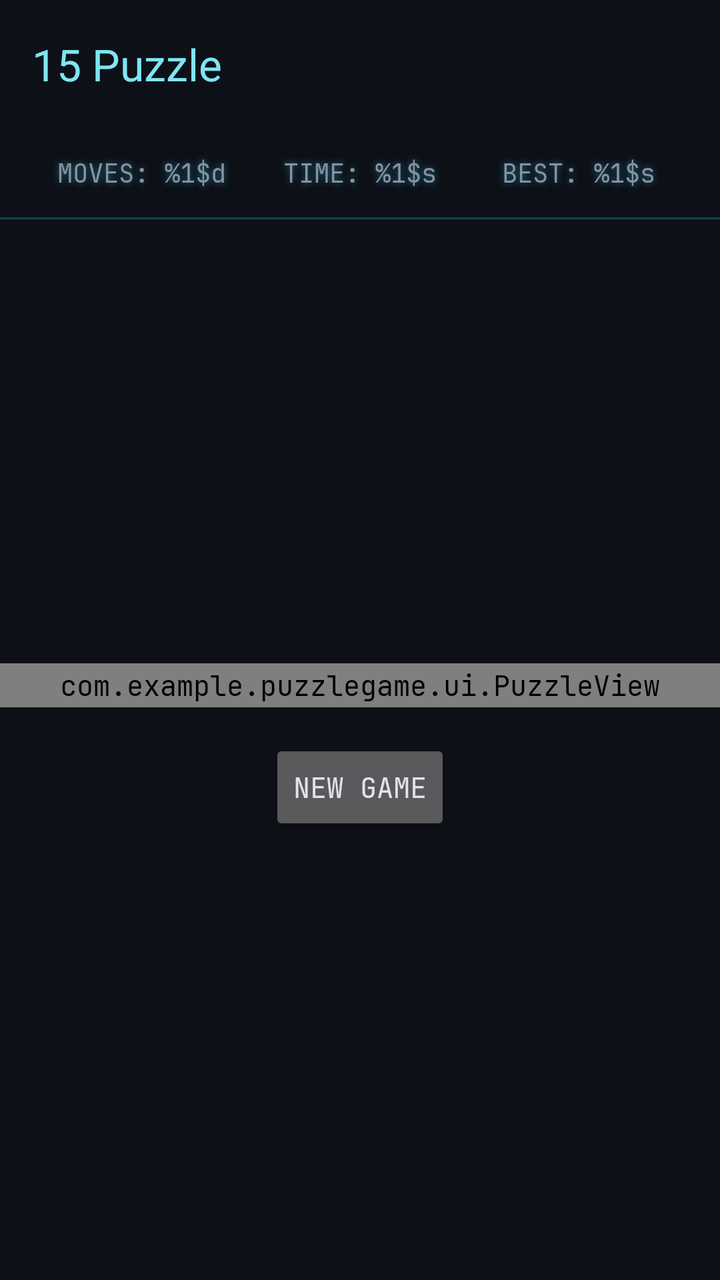
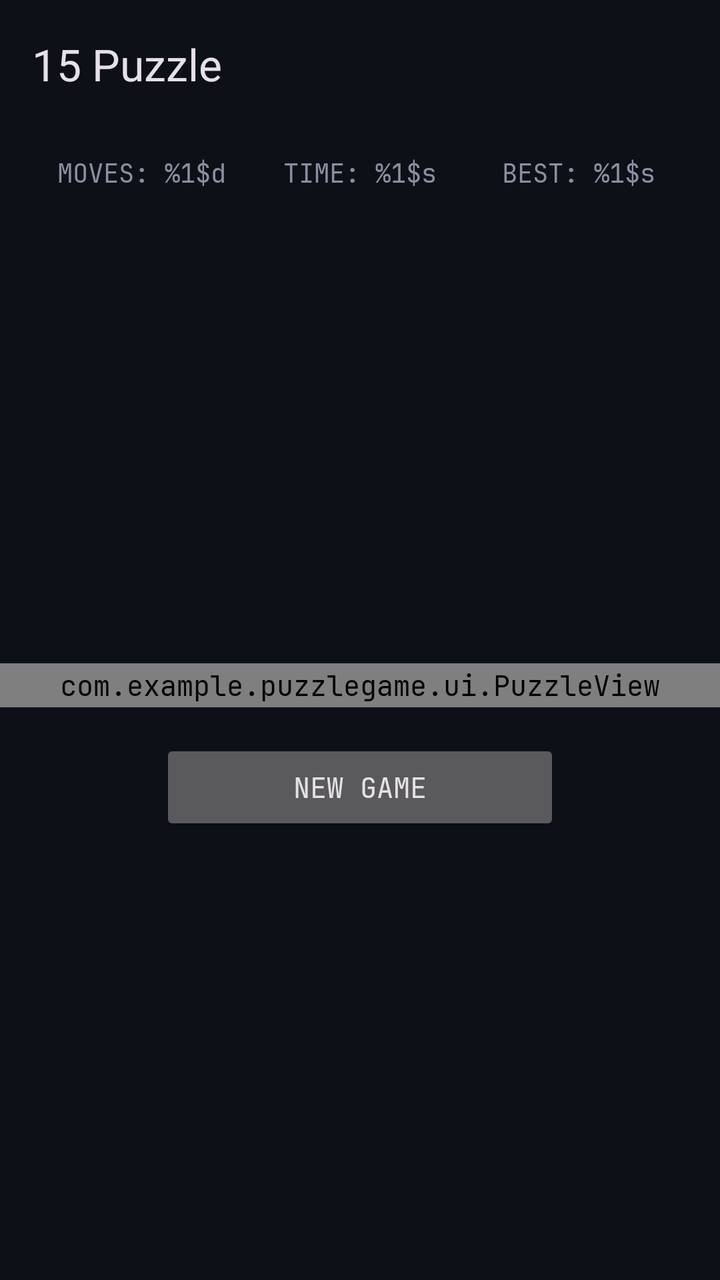

The first picture is an Android layout as it rendered before a commit; the second is the same layout after the commit. The layout source and the unified diff follow.
<!-- AndroidManifest.xml: application theme Theme.PuzzleGame -->
<!-- res/layout/activity_main.xml -->
<?xml version="1.0" encoding="utf-8"?>
<LinearLayout xmlns:android="http://schemas.android.com/apk/res/android"
    xmlns:app="http://schemas.android.com/apk/res-auto"
    android:id="@+id/root"
    android:layout_width="match_parent"
    android:layout_height="match_parent"
    android:orientation="vertical">

    <androidx.appcompat.widget.Toolbar
        android:id="@+id/toolbar"
        android:layout_width="match_parent"
        android:layout_height="?attr/actionBarSize"
        android:background="?android:colorBackground"
        app:title="@string/app_name"
        app:titleTextColor="@color/title_text" />

    <LinearLayout
        android:layout_width="match_parent"
        android:layout_height="wrap_content"
        android:gravity="center_vertical"
        android:orientation="horizontal"
        android:paddingStart="16dp"
        android:paddingEnd="16dp"
        android:paddingTop="12dp"
        android:paddingBottom="12dp">

        <TextView
            android:id="@+id/moves_text"
            android:layout_width="0dp"
            android:layout_height="wrap_content"
            android:layout_weight="1"
            android:gravity="center"
            android:text="@string/moves"
            android:textColor="@color/text_secondary"
            android:textSize="13sp"
            android:shadowColor="#8022D3EE"
            android:shadowDx="0"
            android:shadowDy="0"
            android:shadowRadius="8" />

        <TextView
            android:id="@+id/time_text"
            android:layout_width="0dp"
            android:layout_height="wrap_content"
            android:layout_weight="1"
            android:gravity="center"
            android:text="@string/time"
            android:textColor="@color/text_secondary"
            android:textSize="13sp"
            android:shadowColor="#8022D3EE"
            android:shadowDx="0"
            android:shadowDy="0"
            android:shadowRadius="8" />

        <TextView
            android:id="@+id/best_text"
            android:layout_width="0dp"
            android:layout_height="wrap_content"
            android:layout_weight="1"
            android:gravity="center"
            android:text="@string/best"
            android:textColor="@color/text_secondary"
            android:textSize="13sp"
            android:shadowColor="#8022D3EE"
            android:shadowDx="0"
            android:shadowDy="0"
            android:shadowRadius="8" />
    </LinearLayout>

    <View
        android:layout_width="match_parent"
        android:layout_height="1dp"
        android:background="@color/accent_divider" />

    <LinearLayout
        android:layout_width="match_parent"
        android:layout_height="0dp"
        android:layout_weight="1"
        android:gravity="center"
        android:orientation="vertical">

        <com.example.puzzlegame.ui.PuzzleView
            android:id="@+id/puzzle_view"
            android:layout_width="match_parent"
            android:layout_height="wrap_content" />

        <Button
            android:id="@+id/new_game_button"
            android:layout_width="wrap_content"
            android:layout_height="wrap_content"
            android:layout_marginTop="16dp"
            android:text="@string/new_game" />
    </LinearLayout>

</LinearLayout>
<!-- resources referenced by this layout -->
<resources>
  <color name="accent_divider">#4022D3EE</color>
  <color name="text_secondary">#8A90A0</color>
  <color name="title_text">#7EE6F0</color>
  <string name="app_name">15 Puzzle</string>
  <string name="best">BEST: %1$s</string>
  <string name="moves">MOVES: %1$d</string>
  <string name="new_game">New Game</string>
  <string name="time">TIME: %1$s</string>
  <style name="Theme.PuzzleGame" parent="Base.Theme.PuzzleGame" />
  <style name="Base.Theme.PuzzleGame" parent="Theme.Material3.Dark.NoActionBar">
          <item name="android:fontFamily">@font/jetbrains_mono</item>
          <item name="colorPrimary">@color/primary</item>
          <item name="colorOnPrimary">@color/on_primary</item>
          <item name="android:colorBackground">@color/background</item>
          <item name="colorSurface">@color/surface</item>
          <item name="colorOnSurface">@color/text_primary</item>
          <item name="colorOnSurfaceVariant">@color/text_secondary</item>
          <item name="android:windowBackground">@color/background</item>
          <item name="android:navigationBarColor">@color/background</item>
          <item name="android:statusBarColor">@color/background</item>
      </style>
  <color name="primary">#22D3EE</color>
  <color name="on_primary">#071318</color>
  <color name="background">#0E1018</color>
  <color name="surface">#161A26</color>
  <color name="text_primary">#E4E7F0</color>
</resources>

<!-- the commit's change to res/layout/activity_main.xml (unified diff, before → after) -->
@@ -11,8 +11,7 @@
         android:layout_width="match_parent"
         android:layout_height="?attr/actionBarSize"
         android:background="?android:colorBackground"
-        app:title="@string/app_name"
-        app:titleTextColor="@color/title_text" />
+        app:title="@string/app_name" />
 
     <LinearLayout
         android:layout_width="match_parent"
@@ -32,11 +31,7 @@
             android:gravity="center"
             android:text="@string/moves"
             android:textColor="@color/text_secondary"
-            android:textSize="13sp"
-            android:shadowColor="#8022D3EE"
-            android:shadowDx="0"
-            android:shadowDy="0"
-            android:shadowRadius="8" />
+            android:textSize="13sp" />
 
         <TextView
             android:id="@+id/time_text"
@@ -46,11 +41,7 @@
             android:gravity="center"
             android:text="@string/time"
             android:textColor="@color/text_secondary"
-            android:textSize="13sp"
-            android:shadowColor="#8022D3EE"
-            android:shadowDx="0"
-            android:shadowDy="0"
-            android:shadowRadius="8" />
+            android:textSize="13sp" />
 
         <TextView
             android:id="@+id/best_text"
@@ -60,17 +51,13 @@
             android:gravity="center"
             android:text="@string/best"
             android:textColor="@color/text_secondary"
-            android:textSize="13sp"
-            android:shadowColor="#8022D3EE"
-            android:shadowDx="0"
-            android:shadowDy="0"
-            android:shadowRadius="8" />
+            android:textSize="13sp" />
     </LinearLayout>
 
     <View
+        android:id="@+id/accent_divider"
         android:layout_width="match_parent"
-        android:layout_height="1dp"
-        android:background="@color/accent_divider" />
+        android:layout_height="1dp" />
 
     <LinearLayout
         android:layout_width="match_parent"
@@ -89,6 +76,7 @@
             android:layout_width="wrap_content"
             android:layout_height="wrap_content"
             android:layout_marginTop="16dp"
+            android:minWidth="200dp"
             android:text="@string/new_game" />
     </LinearLayout>
 
<!-- resource entries referenced after the edit -->
@@ -1,8 +1,6 @@
 <!-- resources referenced by this layout -->
 <resources>
-  <color name="accent_divider">#4022D3EE</color>
   <color name="text_secondary">#8A90A0</color>
-  <color name="title_text">#7EE6F0</color>
   <string name="app_name">15 Puzzle</string>
   <string name="best">BEST: %1$s</string>
   <string name="moves">MOVES: %1$d</string>
@@ -11,8 +9,8 @@
   <style name="Theme.PuzzleGame" parent="Base.Theme.PuzzleGame" />
   <style name="Base.Theme.PuzzleGame" parent="Theme.Material3.Dark.NoActionBar">
           <item name="android:fontFamily">@font/jetbrains_mono</item>
-          <item name="colorPrimary">@color/primary</item>
-          <item name="colorOnPrimary">@color/on_primary</item>
+          <item name="colorPrimary">@color/accent_green</item>
+          <item name="colorOnPrimary">@color/on_accent</item>
           <item name="android:colorBackground">@color/background</item>
           <item name="colorSurface">@color/surface</item>
           <item name="colorOnSurface">@color/text_primary</item>
@@ -21,8 +19,8 @@
           <item name="android:navigationBarColor">@color/background</item>
           <item name="android:statusBarColor">@color/background</item>
       </style>
-  <color name="primary">#22D3EE</color>
-  <color name="on_primary">#071318</color>
+  <color name="accent_green">#00E676</color>
+  <color name="on_accent">#071318</color>
   <color name="background">#0E1018</color>
   <color name="surface">#161A26</color>
   <color name="text_primary">#E4E7F0</color>
